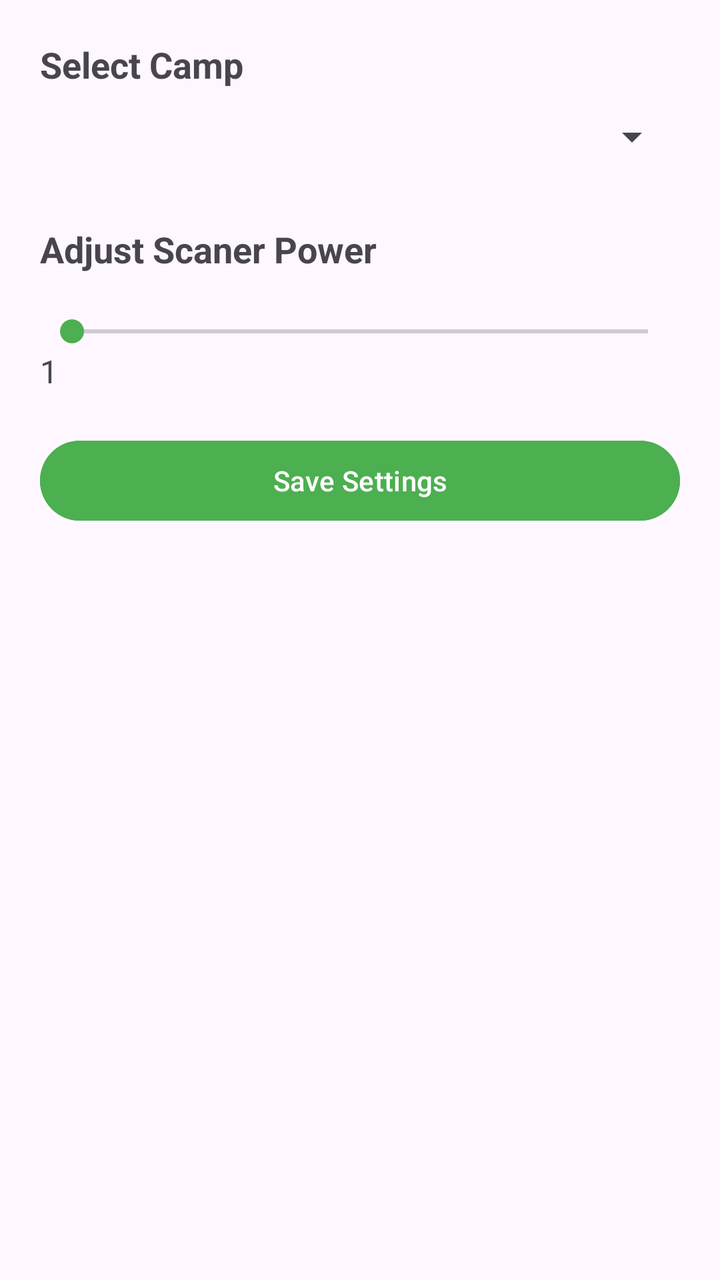
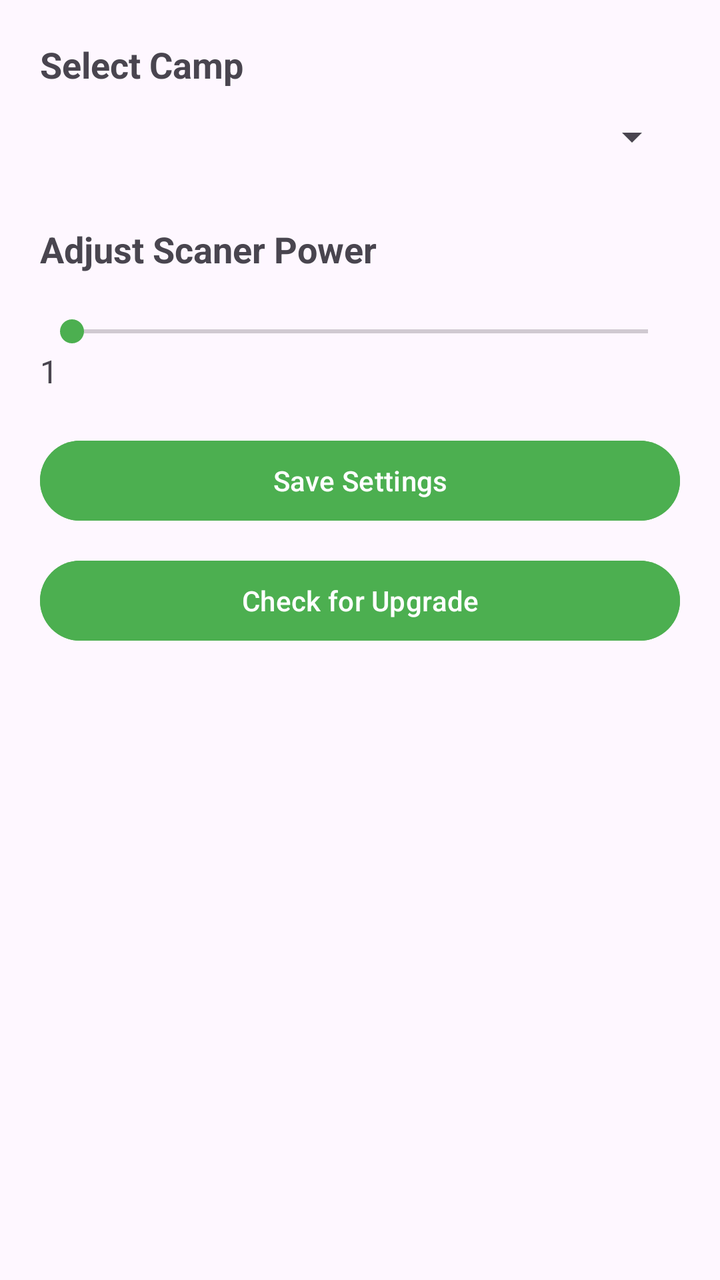

Screens rendered from an Android XML layout before and after an edit, with the pre-edit source and the edit as a unified diff.
<!-- AndroidManifest.xml: application theme Theme.RFIDLaundryReader -->
<!-- res/layout/activity_settings.xml -->
<?xml version="1.0" encoding="utf-8"?>
<LinearLayout xmlns:android="http://schemas.android.com/apk/res/android"
    android:layout_width="match_parent"
    android:layout_height="match_parent"
    android:padding="20dp"
    android:orientation="vertical">

    <TextView
        android:layout_width="wrap_content"
        android:layout_height="wrap_content"
        android:text="Select Camp"
        android:textSize="18sp"
        android:textStyle="bold"/>

    <Spinner
        android:id="@+id/campSpinner"
        android:layout_width="match_parent"
        android:layout_height="wrap_content"
        android:layout_marginBottom="20dp"
        android:minHeight="48dp" />

    <TextView
        android:layout_width="wrap_content"
        android:layout_height="wrap_content"
        android:text="Adjust Scaner Power"
        android:textSize="18sp"
        android:textStyle="bold"
        android:layout_marginBottom="20dp"/>

    <SeekBar
        android:id="@+id/powerSeekBar"
        android:layout_width="match_parent"
        android:layout_height="wrap_content"
        android:max="30"
        android:min="1"
        android:progressTint="@color/green"
        android:thumbTint="@color/green"/>

    <TextView
        android:id="@+id/powerValueText"
        android:layout_width="wrap_content"
        android:layout_height="wrap_content"
        android:text="1"
        android:textSize="16sp"
        android:layout_marginBottom="20dp"/>

    <Button
        android:id="@+id/saveButton"
        android:layout_width="match_parent"
        android:layout_height="wrap_content"
        android:text="Save Settings"
        android:backgroundTint="@color/green"
        android:textColor="@android:color/white"/>

</LinearLayout>
<!-- resources referenced by this layout -->
<resources>
  <color name="green">#4CAF50</color>
  <style name="Theme.RFIDLaundryReader" parent="Base.Theme.RFIDLaundryReader" />
  <style name="Base.Theme.RFIDLaundryReader" parent="Theme.Material3.DayNight.NoActionBar">
          
          
      </style>
</resources>

<!-- the commit's change to res/layout/activity_settings.xml (unified diff, before → after) -->
@@ -1,5 +1,6 @@
 <?xml version="1.0" encoding="utf-8"?>
 <LinearLayout xmlns:android="http://schemas.android.com/apk/res/android"
+    xmlns:tools="http://schemas.android.com/tools"
     android:layout_width="match_parent"
     android:layout_height="match_parent"
     android:padding="20dp"
@@ -10,7 +11,8 @@
         android:layout_height="wrap_content"
         android:text="Select Camp"
         android:textSize="18sp"
-        android:textStyle="bold"/>
+        android:textStyle="bold"
+        tools:ignore="HardcodedText" />
 
     <Spinner
         android:id="@+id/campSpinner"
@@ -25,7 +27,8 @@
         android:text="Adjust Scaner Power"
         android:textSize="18sp"
         android:textStyle="bold"
-        android:layout_marginBottom="20dp"/>
+        android:layout_marginBottom="20dp"
+        tools:ignore="HardcodedText" />
 
     <SeekBar
         android:id="@+id/powerSeekBar"
@@ -42,14 +45,26 @@
         android:layout_height="wrap_content"
         android:text="1"
         android:textSize="16sp"
-        android:layout_marginBottom="20dp"/>
+        android:layout_marginBottom="20dp"
+        tools:ignore="HardcodedText" />
 
     <Button
         android:id="@+id/saveButton"
         android:layout_width="match_parent"
         android:layout_height="wrap_content"
+        android:backgroundTint="@color/green"
         android:text="Save Settings"
+        android:textColor="@android:color/white"
+        tools:ignore="HardcodedText,TextContrastCheck,VisualLintButtonSize" />
+
+    <Button
+        android:id="@+id/btnUpdate"
+        android:layout_width="match_parent"
+        android:layout_height="wrap_content"
+        android:layout_marginTop="12dp"
         android:backgroundTint="@color/green"
-        android:textColor="@android:color/white"/>
+        android:text="Check for Upgrade"
+        android:textColor="@android:color/white"
+        tools:ignore="HardcodedText,TextContrastCheck,VisualLintButtonSize" />
 
 </LinearLayout>
